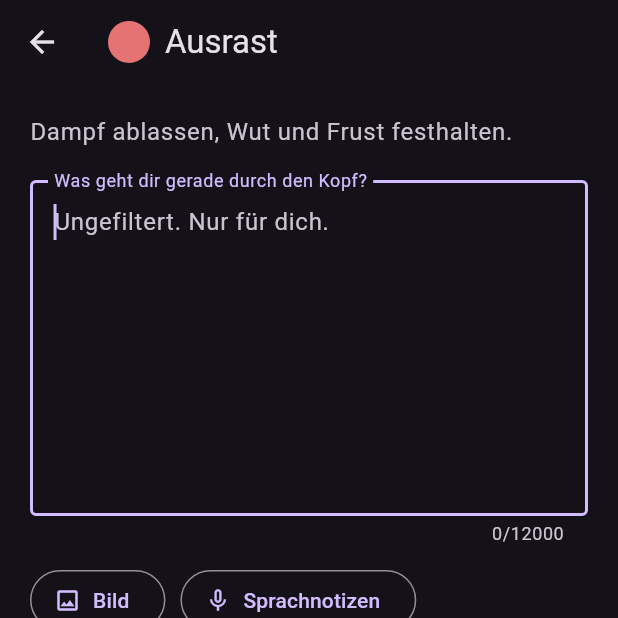
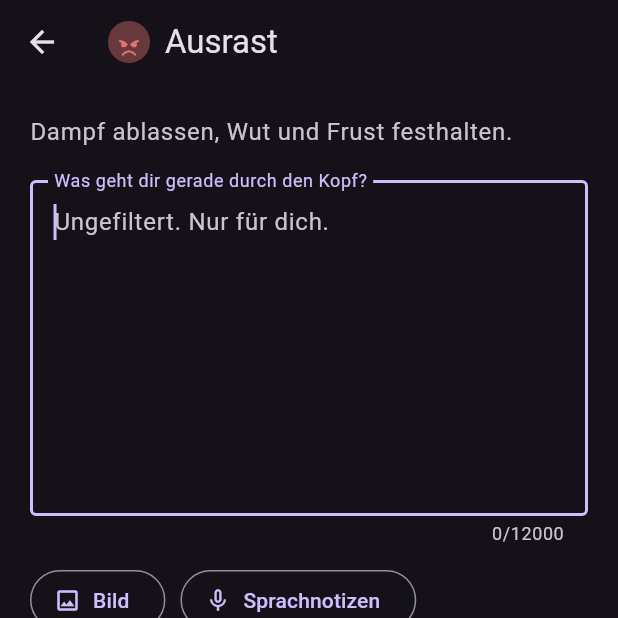
Before and after one commit to maheis/filterlos.ich, a Flutter app: the CapturePage screen opened directly with sample values from the repository, on a phone screen of 412 x 824 dp, the top half of it. Run offline on Flutter 3.47's test engine with Material 3 defaults, Android fonts, the phone set to English and light mode, and no system bars; our stand-ins replace audioplayers, file_picker, flutter_secure_storage, flutter_svg, local_auth, speech_to_text; missing offline and left inert: cryptography, llm_llamacpp, record; accounts and stored records are empty; project files that could hold a hidden picture were left out.

Commit message:
Update SVG icons and references for improved styling
- Changed the current layer in inkscape.svg from "layer2" to "g44".
- Updated opacity and fill color for multiple paths in inkscape.svg to enhance visibility.
- Modified the fill color and opacity for paths in white_transparent_joy.svg, white_transparent_sadness.svg, white_transparent_thought.svg, and white_transparent_vent.svg to maintain consistency across icons.
- Updated the icon reference for 'thought' in category_icon.dart to use 'white_transparent_thought.svg' instead of 'surprise.svg'.

```diff
--- a/lib/category_icon.dart
+++ b/lib/category_icon.dart
@@ -24,7 +24,7 @@
         'white_transparent_sadness.svg',
         Color(category.colorValue),
       ),
-      'thought' => ('surprise.svg', Colors.white),
+      'thought' => ('white_transparent_thought.svg', Colors.white),
       'spark' => ('lightbulb-on.svg', const Color(0xFFFFF176)),
       'chaos' => ('dizzy.svg', Color(category.colorValue)),
       _ => ('surprise.svg', Colors.white),
```
Also changed, not shown: .notes/inkscape.svg, assets/icons/white_transparent_joy.png, assets/icons/white_transparent_joy.svg, assets/icons/white_transparent_sadness.png, assets/icons/white_transparent_sadness.svg, assets/icons/white_transparent_thought.png, assets/icons/white_transparent_thought.svg, assets/icons/white_transparent_vent.png, assets/icons/white_transparent_vent.svg.
